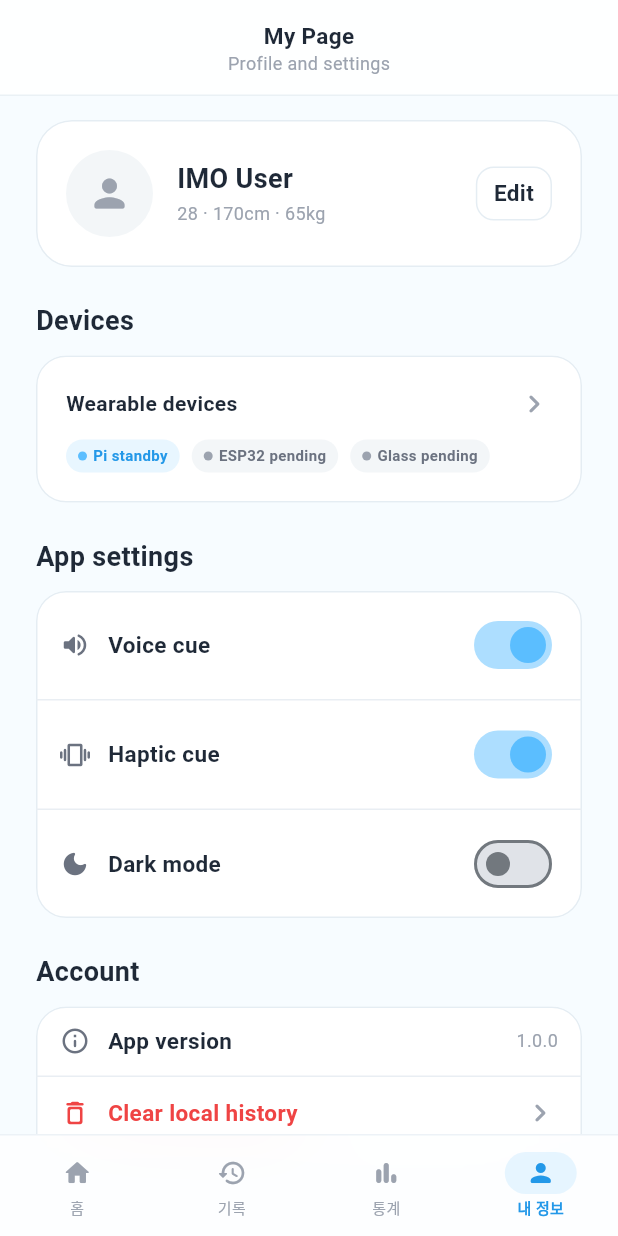
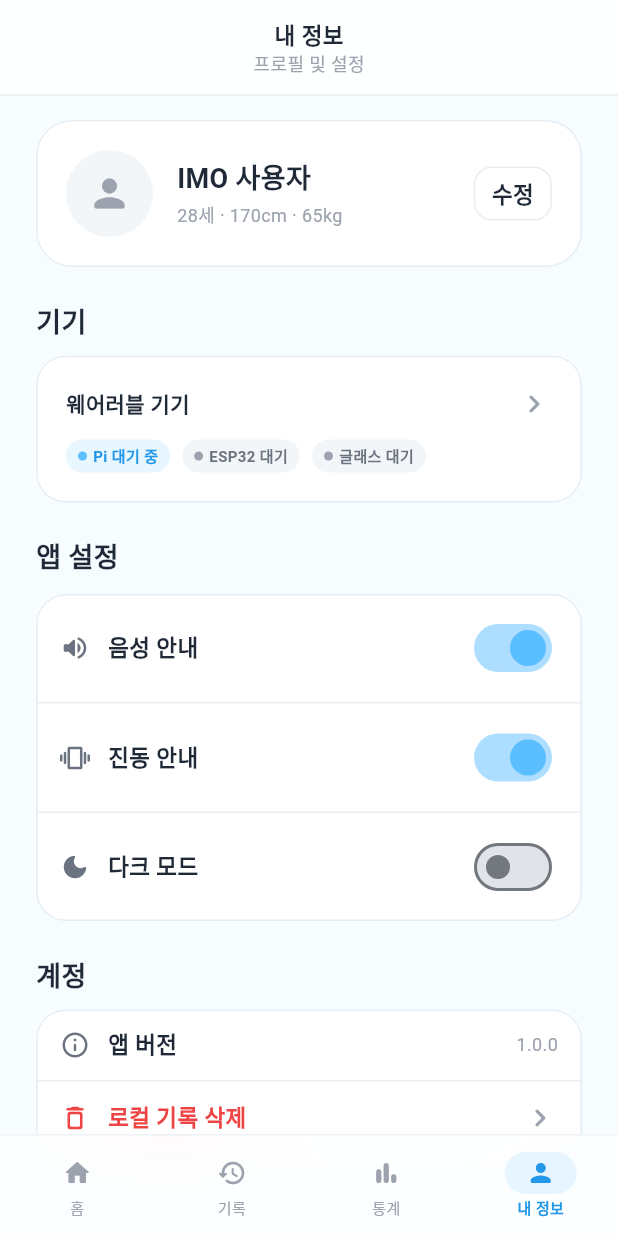
Before and after one commit to dltndud0313/IMO, a Flutter app: the MyPageScreen screen opened by its route, on a phone screen of 412 x 824 dp. Run offline on Flutter 3.47's test engine with Material 3 defaults, Android fonts, the phone set to English and light mode, and no system bars; our stand-ins replace dio, get_it, go_router, shared_preferences; accounts and stored records are empty.

Commit message:
style(app): 마이페이지 화면 정리

```diff
--- a/app/lib/ui/mypage/widgets/mypage_screen.dart
+++ b/app/lib/ui/mypage/widgets/mypage_screen.dart
@@ -20,19 +20,19 @@ class _MyPageScreenState extends State<MyPageScreen> {
   @override
   Widget build(BuildContext context) {
     return AppScaffold(
-      title: 'My Page',
-      subtitle: 'Profile and settings',
+      title: '내 정보',
+      subtitle: '프로필 및 설정',
       scrollable: true,
       body: Column(
         crossAxisAlignment: CrossAxisAlignment.start,
         children: [
           _ProfileCard(onEdit: () => context.go('/profile-edit')),
           const SizedBox(height: AppSpacing.sectionGap),
-          Text('Devices', style: AppTextStyles.sectionTitle),
+          Text('기기', style: AppTextStyles.sectionTitle),
           const SizedBox(height: AppSpacing.sm),
           _DeviceStatusCard(onTap: () => context.go('/wearable-settings')),
           const SizedBox(height: AppSpacing.sectionGap),
-          Text('App settings', style: AppTextStyles.sectionTitle),
+          Text('앱 설정', style: AppTextStyles.sectionTitle),
           const SizedBox(height: AppSpacing.sm),
           ImoCard(
             paddingSize: ImoCardPadding.none,
@@ -40,7 +40,7 @@ class _MyPageScreenState extends State<MyPageScreen> {
               children: [
                 _SettingsRow(
                   icon: Icons.volume_up_rounded,
-                  label: 'Voice cue',
+                  label: '음성 안내',
                   trailing: Switch(
                     value: _voiceCue,
                     activeThumbColor: AppColors.primary,
@@ -50,7 +50,7 @@ class _MyPageScreenState extends State<MyPageScreen> {
                 const Divider(height: 1, color: AppColors.divider),
                 _SettingsRow(
                   icon: Icons.vibration_rounded,
-                  label: 'Haptic cue',
+                  label: '진동 안내',
                   trailing: Switch(
                     value: _hapticCue,
                     activeThumbColor: AppColors.primary,
@@ -60,7 +60,7 @@ class _MyPageScreenState extends State<MyPageScreen> {
                 const Divider(height: 1, color: AppColors.divider),
                 _SettingsRow(
                   icon: Icons.dark_mode_rounded,
-                  label: 'Dark mode',
+                  label: '다크 모드',
                   trailing: Switch(
                     value: _darkMode,
                     activeThumbColor: AppColors.primary,
@@ -71,7 +71,7 @@ class _MyPageScreenState extends State<MyPageScreen> {
             ),
           ),
           const SizedBox(height: AppSpacing.sectionGap),
-          Text('Account', style: AppTextStyles.sectionTitle),
+          Text('계정', style: AppTextStyles.sectionTitle),
           const SizedBox(height: AppSpacing.sm),
           ImoCard(
             paddingSize: ImoCardPadding.none,
@@ -79,28 +79,28 @@ class _MyPageScreenState extends State<MyPageScreen> {
               children: [
                 _SettingsRow(
                   icon: Icons.info_outline_rounded,
-                  label: 'App version',
+                  label: '앱 버전',
                   trailing: Text('1.0.0', style: AppTextStyles.caption),
                 ),
                 const Divider(height: 1, color: AppColors.divider),
                 _SettingsRow(
                   icon: Icons.delete_outline_rounded,
-                  label: 'Clear local history',
+                  label: '로컬 기록 삭제',
                   danger: true,
                   onTap: () => _showSimpleDialog(
                     context,
-                    title: 'Clear local history',
-                    message: 'This will clear local workout history later.',
+                    title: '로컬 기록 삭제',
+                    message: '추후 로컬 운동 기록 삭제 기능이 연결됩니다.',
                   ),
                 ),
                 const Divider(height: 1, color: AppColors.divider),
                 _SettingsRow(
                   icon: Icons.logout_rounded,
-                  label: 'Log out',
+                  label: '로그아웃',
                   onTap: () => _showSimpleDialog(
                     context,
-                    title: 'Log out',
-                    message: 'Login flow will be connected later.',
+                    title: '로그아웃',
+                    message: '추후 로그인 플로우와 연결됩니다.',
                   ),
                 ),
               ],
@@ -124,7 +124,7 @@ class _MyPageScreenState extends State<MyPageScreen> {
         actions: [
           TextButton(
             onPressed: () => Navigator.of(context).pop(),
-            child: const Text('OK'),
+            child: const Text('확인'),
           ),
         ],
       ),
@@ -162,14 +162,14 @@ class _ProfileCard extends StatelessWidget {
             child: Column(
               crossAxisAlignment: CrossAxisAlignment.start,
               children: [
-                Text('IMO User', style: AppTextStyles.sectionTitle),
+                Text('IMO 사용자', style: AppTextStyles.sectionTitle),
                 const SizedBox(height: AppSpacing.xxs),
-                Text('28 · 170cm · 65kg', style: AppTextStyles.caption),
+                Text('28세 · 170cm · 65kg', style: AppTextStyles.caption),
               ],
             ),
           ),
           ImoButton(
-            label: 'Edit',
+            label: '수정',
             size: ImoButtonSize.sm,
             variant: ImoButtonVariant.outline,
             fullWidth: false,
@@ -198,7 +198,7 @@ class _DeviceStatusCard extends StatelessWidget {
           Row(
             children: [
               Expanded(
-                child: Text('Wearable devices', style: AppTextStyles.label),
+                child: Text('웨어러블 기기', style: AppTextStyles.label),
               ),
               Icon(
                 Icons.chevron_right_rounded,
@@ -211,13 +211,13 @@ class _DeviceStatusCard extends StatelessWidget {
             spacing: AppSpacing.xs,
             runSpacing: AppSpacing.xs,
             children: [
-              StatusBadge(label: 'Pi standby', variant: StatusVariant.info),
+              StatusBadge(label: 'Pi 대기 중', variant: StatusVariant.info),
               StatusBadge(
-                label: 'ESP32 pending',
+                label: 'ESP32 대기',
                 variant: StatusVariant.neutral,
               ),
               StatusBadge(
-                label: 'Glass pending',
+                label: '글래스 대기',
                 variant: StatusVariant.neutral,
               ),
             ],
```
